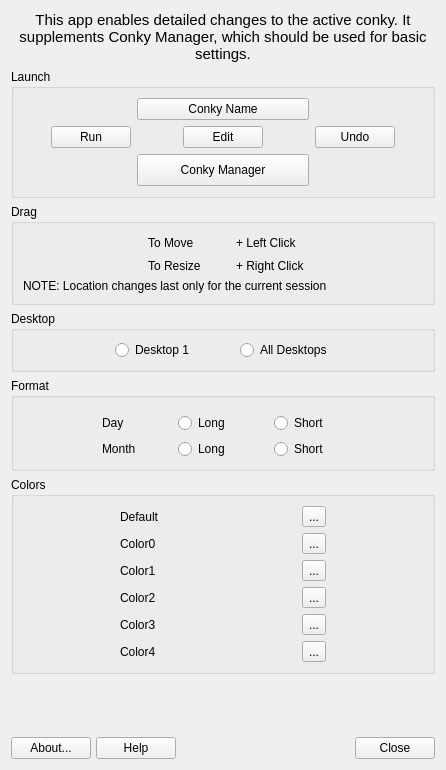
AdrianTM/mx-conky, file mainwindow.ui: the form before one commit.
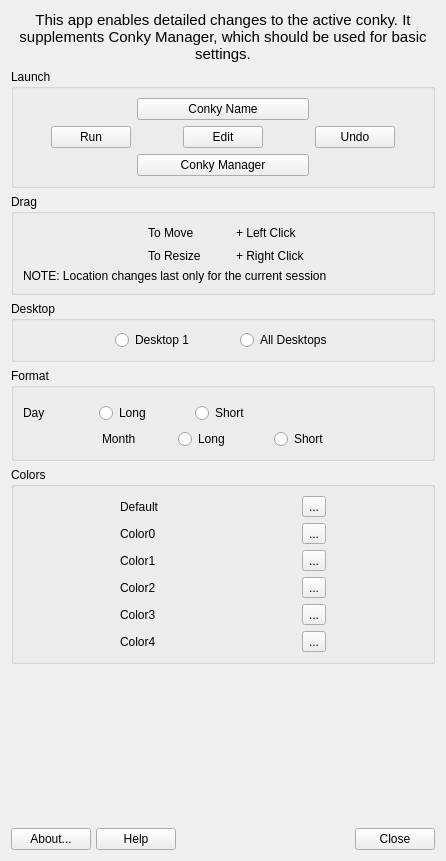
The form after the commit. Icons and pictures are not drawn.

The edit to the form file:
```diff
--- a/mainwindow.ui
+++ b/mainwindow.ui
@@ -7,7 +7,7 @@
     <x>0</x>
     <y>0</y>
     <width>446</width>
-    <height>770</height>
+    <height>861</height>
    </rect>
   </property>
   <property name="windowTitle">
@@ -163,7 +163,7 @@
       <item row="2" column="2" colspan="3">
        <widget class="QPushButton" name="buttonCM">
         <property name="sizePolicy">
-         <sizepolicy hsizetype="Minimum" vsizetype="Minimum">
+         <sizepolicy hsizetype="Minimum" vsizetype="Fixed">
           <horstretch>0</horstretch>
           <verstretch>0</verstretch>
          </sizepolicy>
@@ -171,7 +171,7 @@
         <property name="minimumSize">
          <size>
           <width>0</width>
-          <height>32</height>
+          <height>0</height>
          </size>
         </property>
         <property name="text">
@@ -413,19 +413,6 @@
          <property name="bottomMargin">
           <number>0</number>
          </property>
-         <item>
-          <spacer name="horizontalSpacer_21">
-           <property name="orientation">
-            <enum>Qt::Horizontal</enum>
-           </property>
-           <property name="sizeHint" stdset="0">
-            <size>
-             <width>40</width>
-             <height>20</height>
-            </size>
-           </property>
-          </spacer>
-         </item>
          <item>
           <widget class="QLabel" name="labelDay">
            <property name="minimumSize">
```
